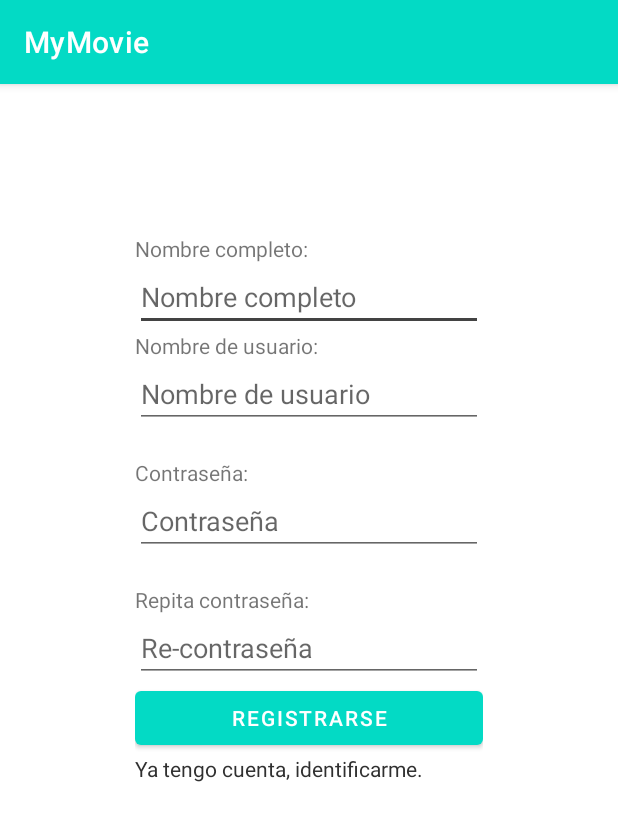
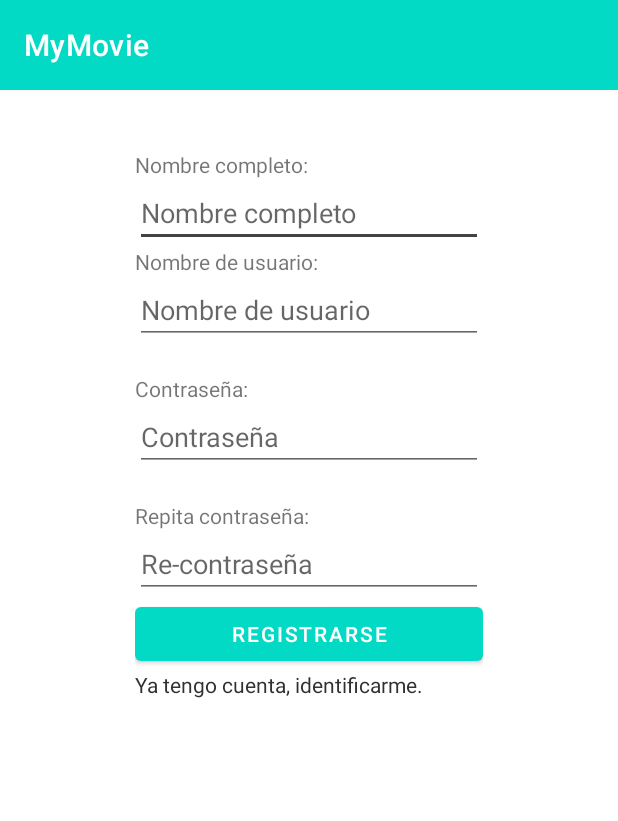
Before and after one commit to adanfernandez/MyMovie, an Android app: the RegisterActivity screen opened directly, with no data from a screen before it, on a phone screen of 412 x 824 dp. Shown: the top 821 px of the screen. Run offline under Robolectric (Android 15) with nearby library versions, the phone set to English and light mode, and no system bars; network calls fail.

Commit message:
change default toolbar for custom toolbar

```diff
--- /dev/null
+++ b/app/src/main/java/com/miw/mymovie/ui/activity/FilmDetailActivity.kt
@@ -0,0 +1,4 @@
+package com.miw.mymovie.ui.activity
+
+class FilmDetailActivity {
+}
--- a/app/src/main/java/com/miw/mymovie/ui/activity/LoginActivity.kt
+++ b/app/src/main/java/com/miw/mymovie/ui/activity/LoginActivity.kt
@@ -21,6 +21,7 @@ class LoginActivity : AppCompatActivity() {
         super.onCreate(savedInstanceState)
         binding = ActivityLoginBinding.inflate(layoutInflater)
         setContentView(binding.root)
+        setSupportActionBar(binding.toolbar)
         binding.btnLogin.setOnClickListener { login() }
         binding.txGoRegister.setOnClickListener { goRegister() }
     }
--- a/app/src/main/java/com/miw/mymovie/ui/activity/RegisterActivity.kt
+++ b/app/src/main/java/com/miw/mymovie/ui/activity/RegisterActivity.kt
@@ -28,6 +28,7 @@ class RegisterActivity : AppCompatActivity() {
         super.onCreate(savedInstanceState)
         binding = ActivityRegisterBinding.inflate(layoutInflater)
         setContentView(binding.root)
+        setSupportActionBar(binding.toolbar)
         binding.btnRegister.setOnClickListener { askForPermission() }
         binding.txGoLogin.setOnClickListener { goLogin() }
     }
--- a/app/src/main/res/layout/activity_register.xml
+++ b/app/src/main/res/layout/activity_register.xml
@@ -4,13 +4,25 @@
     xmlns:tools="http://schemas.android.com/tools"
     android:layout_width="match_parent"
     android:layout_height="match_parent"
-    android:paddingStart="20dp"
-    android:paddingEnd="20dp"
-    android:paddingBottom="10dp"
     tools:context=".ui.activity.RegisterActivity"
     >
 
+    <androidx.appcompat.widget.Toolbar
+        android:id="@+id/toolbar"
+        android:layout_width="match_parent"
+        android:layout_height="60dp"
+        android:background="?attr/colorPrimary"
+        android:minHeight="?attr/actionBarSize"
+        android:theme="@style/ThemeOverlay.MaterialComponents.Dark.ActionBar"
+        app:layout_constraintBottom_toTopOf="@+id/linearLayout"
+        app:layout_constraintEnd_toEndOf="parent"
+        app:layout_constraintHorizontal_bias="0.0"
+        app:layout_constraintStart_toStartOf="parent"
+        app:layout_constraintTop_toTopOf="parent"
+        app:layout_constraintVertical_bias="0.0" />
+
     <LinearLayout
+        android:id="@+id/linearLayout"
         android:layout_width="match_parent"
         android:layout_height="match_parent"
         android:layout_marginStart="70dp"
@@ -18,6 +30,9 @@
         android:layout_marginEnd="70dp"
         android:layout_marginBottom="200dp"
         android:orientation="vertical"
+        android:paddingStart="20dp"
+        android:paddingEnd="20dp"
+        android:paddingBottom="10dp"
         app:layout_constraintBottom_toBottomOf="parent"
         app:layout_constraintEnd_toEndOf="parent"
         app:layout_constraintStart_toStartOf="parent"
@@ -34,8 +49,8 @@
             android:layout_width="match_parent"
             android:layout_height="wrap_content"
             android:ems="10"
-            android:inputType="textPersonName"
-            android:hint="@string/register_tooltip_name" />
+            android:hint="@string/register_tooltip_name"
+            android:inputType="textPersonName" />
 
         <TextView
             android:id="@+id/txUsername"
@@ -91,8 +106,8 @@
             android:id="@+id/txGoLogin"
             android:layout_width="match_parent"
             android:layout_height="wrap_content"
-            android:textColor="@color/dark_700"
-            android:text="@string/register_go_login" />
+            android:text="@string/register_go_login"
+            android:textColor="@color/dark_700" />
 
     </LinearLayout>
 
--- /dev/null
+++ b/app/src/main/res/menu/menu_toolbar.xml
@@ -0,0 +1,6 @@
+<?xml version="1.0" encoding="utf-8"?>
+<menu xmlns:android="http://schemas.android.com/apk/res/android">
+
+    <item android:title="@string/logout"
+        android:id="@+id/logout_option"/>
+</menu>
--- a/app/src/main/res/values/themes.xml
+++ b/app/src/main/res/values/themes.xml
@@ -1,6 +1,6 @@
 <resources xmlns:tools="http://schemas.android.com/tools">
     <!-- Base application theme. -->
-    <style name="Theme.MyMovie" parent="Theme.MaterialComponents.DayNight.DarkActionBar">
+    <style name="Theme.MyMovie" parent="Theme.MaterialComponents.DayNight.NoActionBar">
         <!-- Primary brand color. -->
         <item name="colorPrimary">@color/teal_200</item>
         <item name="colorPrimaryVariant">@color/teal_700</item>
```
Also changed, not shown: app/src/main/java/com/miw/mymovie/model/data/storage/db/mappers/FilmMapper.kt (+15 -5 lines), app/src/main/java/com/miw/mymovie/ui/activity/MainActivity.kt (+18 -1 lines), app/src/main/res/layout/activity_film_detail.xml (added, +80 -0 lines), app/src/main/res/layout/activity_login.xml (+20 -5 lines), app/src/main/res/layout/activity_main.xml (+15 -13 lines).
